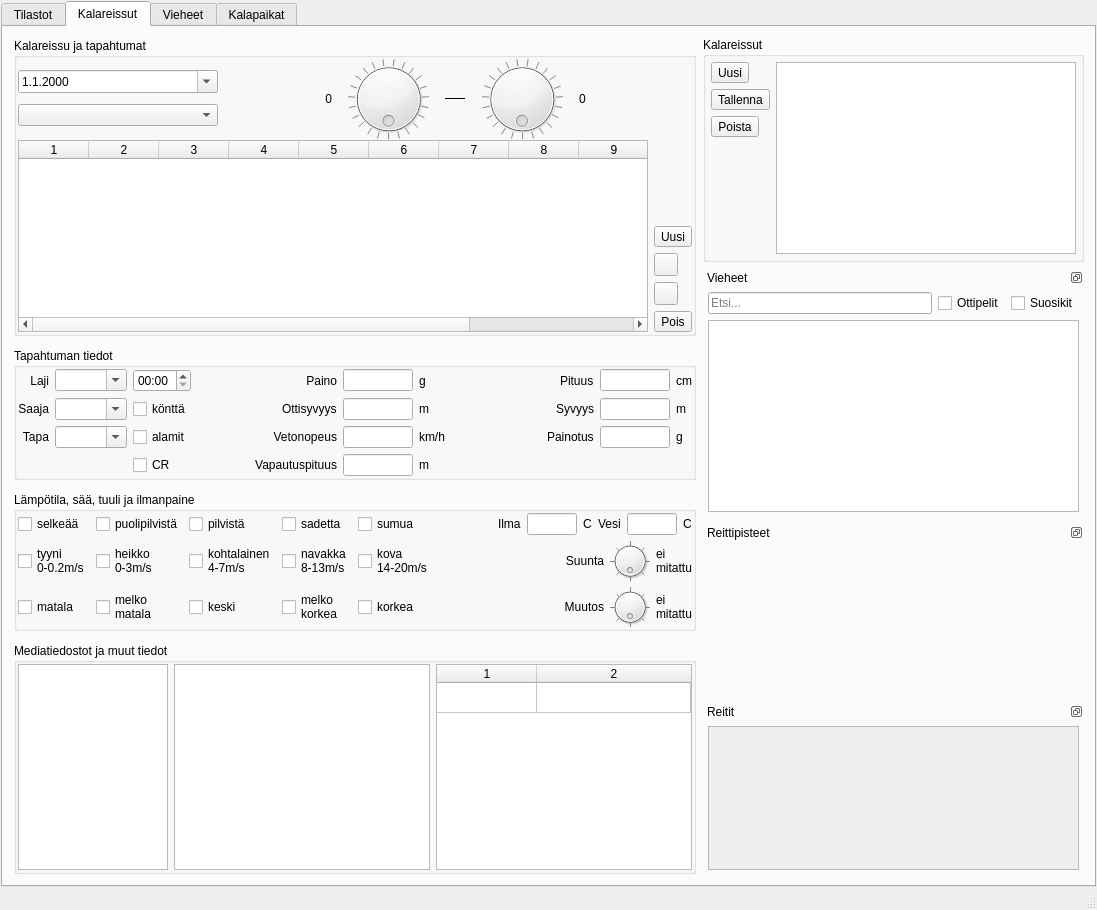
Before: the Qt Designer form mainwindow.ui in samuliwritescode/uistelupaivakirja-desktop, drawn with Qt 5.
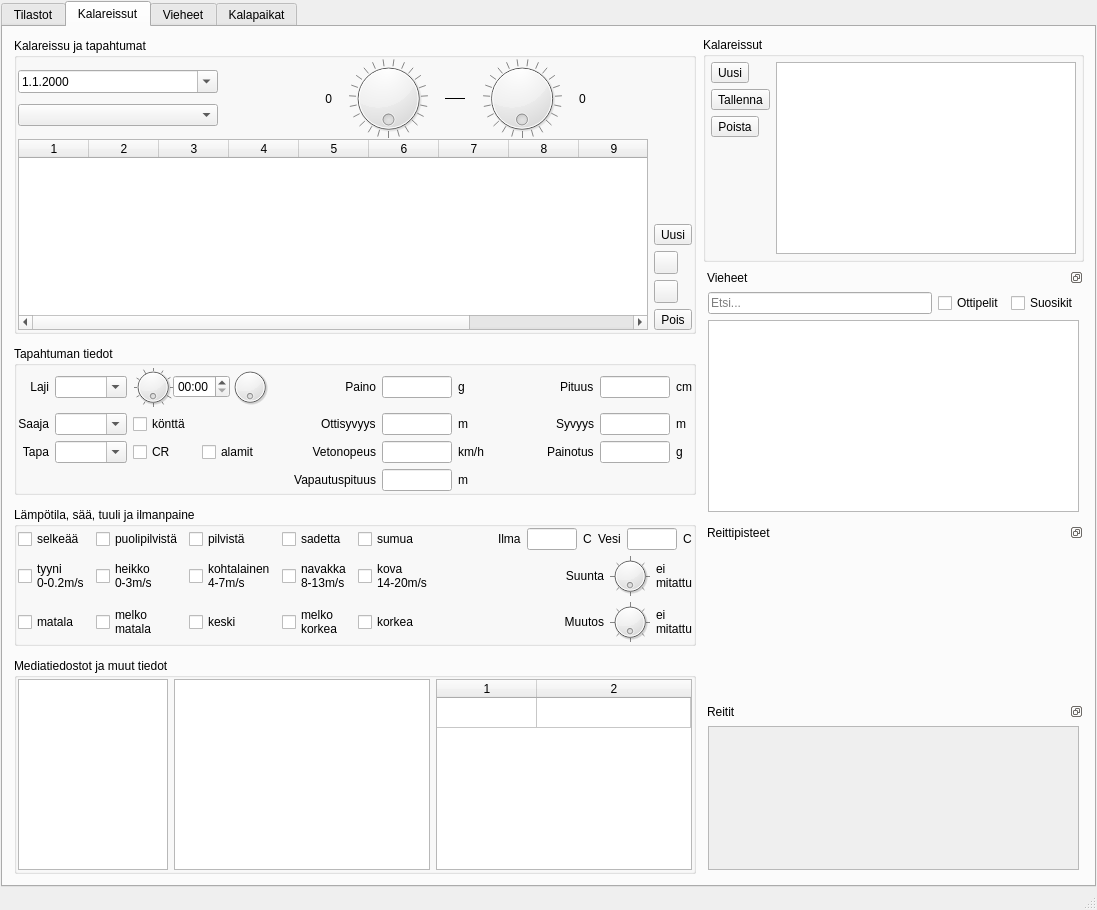
After: the same form once the commit is applied. Icons and pictures are not drawn.

Diff of the .ui file:
```diff
--- a/mainwindow.ui
+++ b/mainwindow.ui
@@ -524,13 +524,6 @@
                  </item>
                 </layout>
                </item>
-               <item row="0" column="1">
-                <widget class="QTimeEdit" name="timeEdit">
-                 <property name="displayFormat">
-                  <string>hh:mm</string>
-                 </property>
-                </widget>
-               </item>
                <item row="0" column="2">
                 <layout class="QHBoxLayout" name="horizontalLayout_13">
                  <item>
@@ -595,17 +588,6 @@
                  </item>
                 </layout>
                </item>
-               <item row="1" column="1">
-                <layout class="QHBoxLayout" name="horizontalLayout_15">
-                 <item>
-                  <widget class="QCheckBox" name="group">
-                   <property name="text">
-                    <string>könttä</string>
-                   </property>
-                  </widget>
-                 </item>
-                </layout>
-               </item>
                <item row="1" column="2">
                 <layout class="QHBoxLayout" name="horizontalLayout_16">
                  <item>
@@ -892,19 +874,89 @@
                <item row="3" column="0">
                 <layout class="QHBoxLayout" name="horizontalLayout_18"/>
                </item>
-               <item row="3" column="1">
-                <widget class="QCheckBox" name="catchrelease">
-                 <property name="text">
-                  <string>CR</string>
-                 </property>
-                </widget>
-               </item>
                <item row="2" column="1">
-                <widget class="QCheckBox" name="undersize">
-                 <property name="text">
-                  <string>alamit</string>
+                <layout class="QHBoxLayout" name="horizontalLayout_23">
+                 <property name="spacing">
+                  <number>0</number>
                  </property>
-                </widget>
+                 <item>
+                  <widget class="QCheckBox" name="catchrelease">
+                   <property name="text">
+                    <string>CR</string>
+                   </property>
+                  </widget>
+                 </item>
+                 <item>
+                  <widget class="QCheckBox" name="undersize">
+                   <property name="text">
+                    <string>alamit</string>
+                   </property>
+                  </widget>
+                 </item>
+                </layout>
+               </item>
+               <item row="1" column="1">
+                <layout class="QHBoxLayout" name="horizontalLayout_15">
+                 <item>
+                  <widget class="QCheckBox" name="group">
+                   <property name="text">
+                    <string>könttä</string>
+                   </property>
+                  </widget>
+                 </item>
+                </layout>
+               </item>
+               <item row="0" column="1">
+                <layout class="QHBoxLayout" name="horizontalLayout_21">
+                 <property name="spacing">
+                  <number>0</number>
+                 </property>
+                 <item>
+                  <widget class="QDial" name="time_dial_hour">
+                   <property name="maximumSize">
+                    <size>
+                     <width>40</width>
+                     <height>40</height>
+                    </size>
+                   </property>
+                   <property name="maximum">
+                    <number>23</number>
+                   </property>
+                   <property name="wrapping">
+                    <bool>true</bool>
+                   </property>
+                   <property name="notchesVisible">
+                    <bool>true</bool>
+                   </property>
+                  </widget>
+                 </item>
+                 <item>
+                  <widget class="QTimeEdit" name="timeEdit">
+                   <property name="displayFormat">
+                    <string>hh:mm</string>
+                   </property>
+                  </widget>
+                 </item>
+                 <item>
+                  <widget class="QDial" name="time_dial_minutes">
+                   <property name="maximumSize">
+                    <size>
+                     <width>40</width>
+                     <height>40</height>
+                    </size>
+                   </property>
+                   <property name="maximum">
+                    <number>59</number>
+                   </property>
+                   <property name="wrapping">
+                    <bool>true</bool>
+                   </property>
+                   <property name="notchesVisible">
+                    <bool>false</bool>
+                   </property>
+                  </widget>
+                 </item>
+                </layout>
                </item>
               </layout>
              </item>
@@ -1503,7 +1555,7 @@
                   <rect>
                    <x>0</x>
                    <y>0</y>
-                   <width>338</width>
+                   <width>296</width>
                    <height>104</height>
                   </rect>
                  </property>
```
